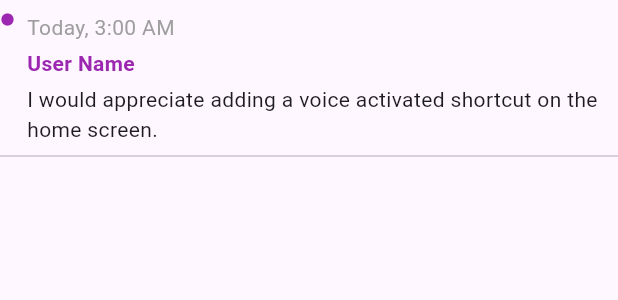
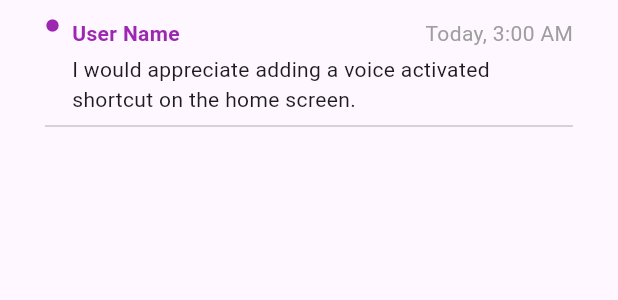
Before and after one commit to MhaamadAli/Cue-App, a Flutter app: the FeedbackItem widget shown alone on an empty page, opened directly, on a phone screen of 412 x 824 dp. Shown: the top 300 px of the screen. Run offline on Flutter 3.47's test engine with Material 3 defaults, Android fonts, the phone set to English and light mode, and no system bars; our stand-ins replace flutter_map, flutter_secure_storage, flutter_svg, geolocator, google_fonts, latlong2 and 1 more; accounts and stored records are empty.

Commit message:
frontend: fixed feedbackitem styling

```diff
--- a/cue_dashboard/lib/screens/dashboard/widgets/feedback_item.dart
+++ b/cue_dashboard/lib/screens/dashboard/widgets/feedback_item.dart
@@ -16,7 +16,7 @@ class FeedbackItem extends StatelessWidget {
   @override
   Widget build(BuildContext context) {
     return Padding(
-      padding: const EdgeInsets.symmetric(vertical: 8.0),
+      padding: const EdgeInsets.symmetric(vertical: 12.0, horizontal: 30),
       child: Column(
         crossAxisAlignment: CrossAxisAlignment.start,
         children: <Widget>[
@@ -33,17 +33,22 @@ class FeedbackItem extends StatelessWidget {
                 child: Column(
                   crossAxisAlignment: CrossAxisAlignment.start,
                   children: [
-                    Text(
-                      date,
-                      style: TextStyle(color: Colors.grey),
-                    ),
-                    SizedBox(height: 4.0),
+                    Row(
+                      mainAxisAlignment: MainAxisAlignment.spaceBetween,
+                      children: [
                         Text(
                           userName,
                           style: TextStyle(
                             fontWeight: FontWeight.bold,
                             color: indicatorColor,
                           ),
+                        ),
+                        SizedBox(height: 4.0),
+                        Text(
+                          date,
+                          style: TextStyle(color: Colors.grey),
+                        ),
+                      ],
                     ),
                     SizedBox(height: 4.0),
                     Text(feedback),
```
Lines whose indentation alone changed are shown as unchanged.
